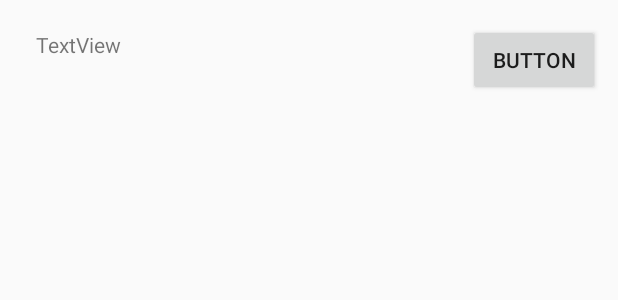
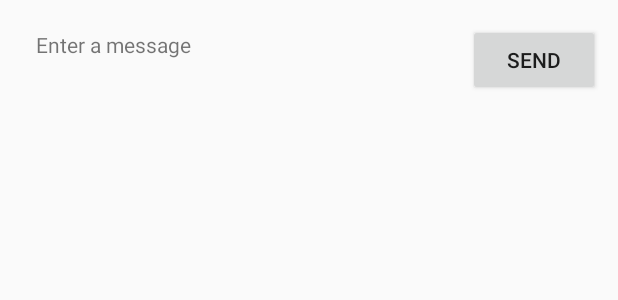
Before and after one commit to michaelPruss1/michael-pruss-SYSC3010, an Android app: the layout activity_main.xml on its own in the app's theme, with its tools: preview values and no code run, on a phone screen of 412 x 824 dp. Shown: the top 300 px of the screen. Run offline under Robolectric (Android 15) with nearby library versions, the phone set to English and light mode, and no system bars.

Commit message:
Updated ui and fixed compilation issues

```diff
--- a/lab5/Lab53010/app/src/main/res/layout/activity_main.xml
+++ b/lab5/Lab53010/app/src/main/res/layout/activity_main.xml
@@ -14,7 +14,7 @@
         android:layout_marginStart="24dp"
         android:layout_marginLeft="24dp"
         android:layout_marginTop="20dp"
-        android:text="TextView"
+        android:text="@string/edit_message"
         app:layout_constraintStart_toStartOf="parent"
         app:layout_constraintTop_toTopOf="parent" />
 
@@ -25,7 +25,7 @@
         android:layout_marginStart="32dp"
         android:layout_marginLeft="32dp"
         android:layout_marginTop="16dp"
-        android:text="Button"
+        android:text="@string/button_send"
         app:layout_constraintStart_toEndOf="@+id/textView"
         app:layout_constraintTop_toTopOf="parent" />
 </androidx.constraintlayout.widget.ConstraintLayout>
--- a/lab5/Lab53010/app/src/main/res/values/strings.xml
+++ b/lab5/Lab53010/app/src/main/res/values/strings.xml
@@ -2,4 +2,5 @@
     <string name="app_name">Lab5-3010</string>
     <string name="action_settings">Settings</string>
     <string name="edit_message">Enter a message</string>
+    <string name="button_send">Send</string>
 </resources>
```
Also changed, not shown: lab5/Lab53010/app/src/main/java/com/example/lab5_3010/MainActivity.java (+0 -11 lines).
